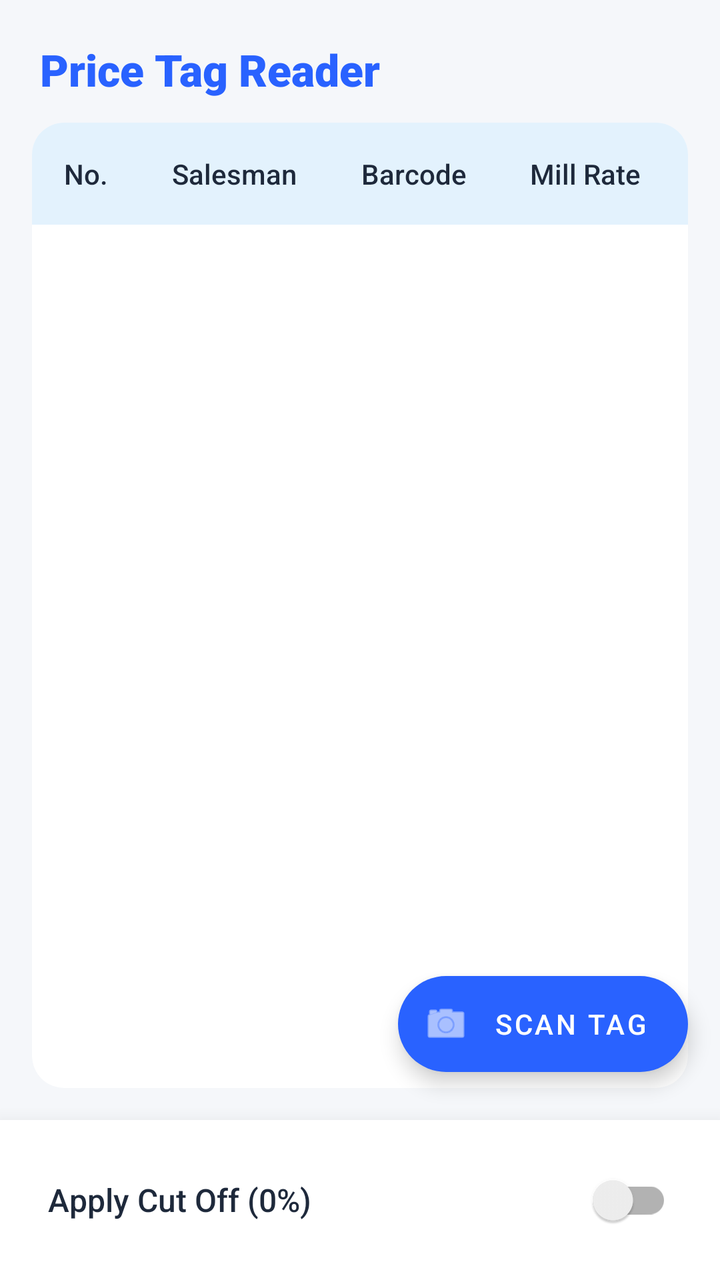
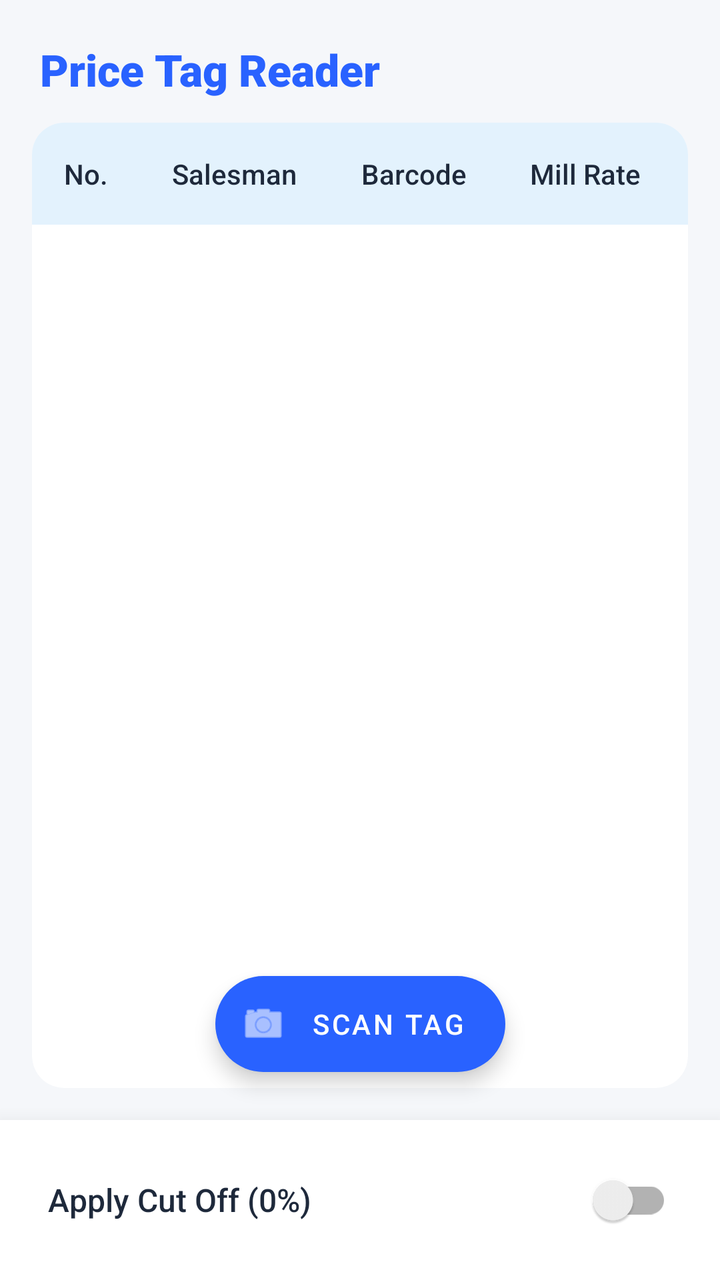

Two renders of the same Android screen: before a commit and after it. Below are the layout's source before the change and the commit's diff.
<!-- AndroidManifest.xml: application theme Theme.MaterialComponents.Light.NoActionBar -->
<!-- res/layout/activity_main.xml -->
<?xml version="1.0" encoding="utf-8"?>
<androidx.constraintlayout.widget.ConstraintLayout 
    xmlns:android="http://schemas.android.com/apk/res/android"
    xmlns:app="http://schemas.android.com/apk/res-auto"
    android:layout_width="match_parent"
    android:layout_height="match_parent"
    android:background="@color/appBackground">

    <TextView
        android:id="@+id/tvAppTitle"
        android:layout_width="wrap_content"
        android:layout_height="wrap_content"
        android:text="Price Tag Reader"
        android:textSize="22sp"
        android:textStyle="bold"
        android:textColor="@color/primaryColor"
        android:fontFamily="sans-serif-black"
        android:layout_margin="20dp"
        app:layout_constraintTop_toTopOf="parent"
        app:layout_constraintStart_toStartOf="parent" />

    <com.google.android.material.card.MaterialCardView
        android:id="@+id/cardTable"
        android:layout_width="match_parent"
        android:layout_height="0dp"
        android:layout_marginHorizontal="16dp"
        android:layout_marginTop="12dp"
        android:layout_marginBottom="16dp"
        app:cardCornerRadius="16dp"
        app:cardElevation="2dp"
        app:cardBackgroundColor="@color/cardSurface"
        app:strokeWidth="0dp"
        app:layout_constraintTop_toBottomOf="@id/tvAppTitle"
        app:layout_constraintBottom_toTopOf="@+id/bottomPanel">

        <HorizontalScrollView
            android:layout_width="match_parent"
            android:layout_height="match_parent"
            android:scrollbars="none">

            <ScrollView
                android:layout_width="wrap_content"
                android:layout_height="match_parent"
                android:scrollbars="none">

                <TableLayout
                    android:id="@+id/tableLayout"
                    android:layout_width="wrap_content"
                    android:layout_height="wrap_content"
                    android:stretchColumns="*">
                    
                    <TableRow
                        android:background="@color/tableHeaderBg">
                        <TextView android:layout_width="match_parent" android:layout_height="wrap_content" android:text="No." android:textColor="@color/textPrimary" android:fontFamily="sans-serif-medium" android:padding="16dp" android:gravity="center"/>
                        <TextView android:layout_width="match_parent" android:layout_height="wrap_content" android:text="Salesman" android:textColor="@color/textPrimary" android:fontFamily="sans-serif-medium" android:padding="16dp" android:gravity="center"/>
                        <TextView android:layout_width="match_parent" android:layout_height="wrap_content" android:text="Barcode" android:textColor="@color/textPrimary" android:fontFamily="sans-serif-medium" android:padding="16dp" android:gravity="center"/>
                        <TextView android:layout_width="match_parent" android:layout_height="wrap_content" android:text="Mill Rate" android:textColor="@color/textPrimary" android:fontFamily="sans-serif-medium" android:padding="16dp" android:gravity="center"/>
                        <TextView android:layout_width="match_parent" android:layout_height="wrap_content" android:text="Bill No." android:textColor="@color/textPrimary" android:fontFamily="sans-serif-medium" android:padding="16dp" android:gravity="center"/>
                        <TextView android:layout_width="match_parent" android:layout_height="wrap_content" android:text="Date" android:textColor="@color/textPrimary" android:fontFamily="sans-serif-medium" android:padding="16dp" android:gravity="center"/>
                        <TextView android:layout_width="match_parent" android:layout_height="wrap_content" android:text="Jappa" android:textColor="@color/textPrimary" android:fontFamily="sans-serif-medium" android:padding="16dp" android:gravity="center"/>
                    </TableRow>
                </TableLayout>
            </ScrollView>
        </HorizontalScrollView>
    </com.google.android.material.card.MaterialCardView>

    <com.google.android.material.floatingactionbutton.ExtendedFloatingActionButton
        android:id="@+id/fabCamera"
        android:layout_width="wrap_content"
        android:layout_height="wrap_content"
        android:layout_marginEnd="16dp"
        android:layout_marginBottom="24dp"
        android:text="Scan Tag"
        android:textColor="@android:color/white"
        app:icon="@android:drawable/ic_menu_camera"
        app:iconTint="@android:color/white"
        app:backgroundTint="@color/primaryColor"
        app:layout_constraintBottom_toTopOf="@+id/bottomPanel"
        app:layout_constraintEnd_toEndOf="parent" />

    <com.google.android.material.card.MaterialCardView
        android:id="@+id/bottomPanel"
        android:layout_width="match_parent"
        android:layout_height="wrap_content"
        app:cardElevation="16dp"
        app:cardCornerRadius="0dp"
        app:strokeWidth="0dp"
        app:cardBackgroundColor="@color/bottomPanelBg"
        app:layout_constraintBottom_toBottomOf="parent">

        <LinearLayout
            android:layout_width="match_parent"
            android:layout_height="wrap_content"
            android:paddingHorizontal="24dp"
            android:paddingVertical="16dp">

            <androidx.appcompat.widget.SwitchCompat
                android:id="@+id/switchCutOff"
                android:layout_width="match_parent"
                android:layout_height="wrap_content"
                android:text="Apply Cut Off (0%)"
                android:textColor="@color/textPrimary"
                android:fontFamily="sans-serif-medium"
                android:textSize="16sp" />
        </LinearLayout>
    </com.google.android.material.card.MaterialCardView>

    
    <FrameLayout
        android:id="@+id/loadingOverlay"
        android:layout_width="match_parent"
        android:layout_height="match_parent"
        android:background="#80000000"
        android:visibility="gone"
        android:elevation="24dp"
        android:clickable="true"
        android:focusable="true">

        <com.google.android.material.card.MaterialCardView
            android:layout_width="wrap_content"
            android:layout_height="wrap_content"
            android:layout_gravity="center"
            app:cardCornerRadius="16dp"
            app:cardElevation="8dp"
            app:cardBackgroundColor="@color/cardSurface">

            <LinearLayout
                android:layout_width="wrap_content"
                android:layout_height="wrap_content"
                android:orientation="vertical"
                android:padding="32dp"
                android:gravity="center">

                <ProgressBar
                    android:layout_width="48dp"
                    android:layout_height="48dp"
                    android:indeterminateTint="@color/primaryColor" />

                <TextView
                    android:layout_width="wrap_content"
                    android:layout_height="wrap_content"
                    android:layout_marginTop="16dp"
                    android:text="Extracting Data..."
                    android:textColor="@color/textPrimary"
                    android:fontFamily="sans-serif-medium"
                    android:textSize="16sp" />
            </LinearLayout>
        </com.google.android.material.card.MaterialCardView>
    </FrameLayout>

</androidx.constraintlayout.widget.ConstraintLayout>
<!-- resources referenced by this layout -->
<resources>
  <color name="appBackground">#F5F7FA</color>
  <color name="bottomPanelBg">#FFFFFF</color>
  <color name="cardSurface">#FFFFFF</color>
  <color name="primaryColor">#2962FF</color>
  <color name="tableHeaderBg">#E3F2FD</color>
  <color name="textPrimary">#1E293B</color>
</resources>

<!-- the commit's change to res/layout/activity_main.xml (unified diff, before → after) -->
@@ -64,11 +64,11 @@
         </HorizontalScrollView>
     </com.google.android.material.card.MaterialCardView>
 
+    
     <com.google.android.material.floatingactionbutton.ExtendedFloatingActionButton
         android:id="@+id/fabCamera"
         android:layout_width="wrap_content"
         android:layout_height="wrap_content"
-        android:layout_marginEnd="16dp"
         android:layout_marginBottom="24dp"
         android:text="Scan Tag"
         android:textColor="@android:color/white"
@@ -76,7 +76,8 @@
         app:iconTint="@android:color/white"
         app:backgroundTint="@color/primaryColor"
         app:layout_constraintBottom_toTopOf="@+id/bottomPanel"
-        app:layout_constraintEnd_toEndOf="parent" />
+        app:layout_constraintEnd_toEndOf="parent"
+        app:layout_constraintStart_toStartOf="parent" />
 
     <com.google.android.material.card.MaterialCardView
         android:id="@+id/bottomPanel"
@@ -105,7 +106,6 @@
         </LinearLayout>
     </com.google.android.material.card.MaterialCardView>
 
-    
     <FrameLayout
         android:id="@+id/loadingOverlay"
         android:layout_width="match_parent"
